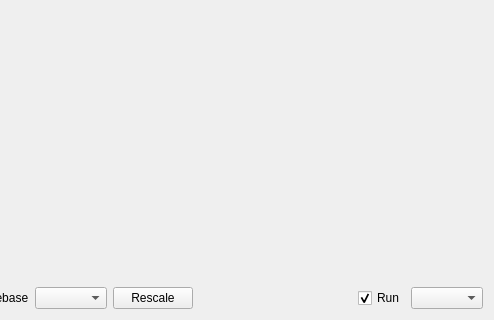
The window that tools/python/viewer.ui (Araneidae/pcie_sniffer) describes before a commit, drawn with Qt 5; both pictures show x 164 to 658 and y 160 to 480 of the 658 by 480 pixel window.
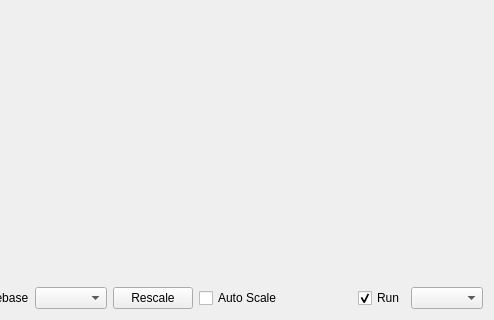
The same window after the commit.

Commit message: FA sniffer: Further refinement of viewer.  FFT now works fairly well.

Diff of the .ui file:
```diff
--- a/tools/python/viewer.ui
+++ b/tools/python/viewer.ui
@@ -14,7 +14,7 @@
    <string>Scope Example</string>
   </property>
   <layout class="QGridLayout">
-   <item row="0" column="0" colspan="8">
+   <item row="0" column="0" colspan="9">
     <widget class="QFrame" name="axes">
      <property name="sizePolicy">
       <sizepolicy hsizetype="Preferred" vsizetype="Preferred">
@@ -30,7 +30,7 @@
      </property>
     </widget>
    </item>
-   <item row="1" column="5">
+   <item row="1" column="6">
     <spacer name="spacer1">
      <property name="orientation">
       <enum>Qt::Horizontal</enum>
@@ -73,10 +73,10 @@
      </property>
     </widget>
    </item>
-   <item row="1" column="7">
+   <item row="1" column="8">
     <widget class="QComboBox" name="mode"/>
    </item>
-   <item row="1" column="6">
+   <item row="1" column="7">
     <widget class="QCheckBox" name="run">
      <property name="text">
       <string>Run</string>
@@ -89,6 +89,13 @@
    <item row="1" column="3">
     <widget class="QComboBox" name="timebase"/>
    </item>
+   <item row="1" column="5">
+    <widget class="QCheckBox" name="autoscale">
+     <property name="text">
+      <string>Auto Scale</string>
+     </property>
+    </widget>
+   </item>
   </layout>
  </widget>
  <layoutdefault spacing="6" margin="11"/>
```
The commit also changes 1 other file.
